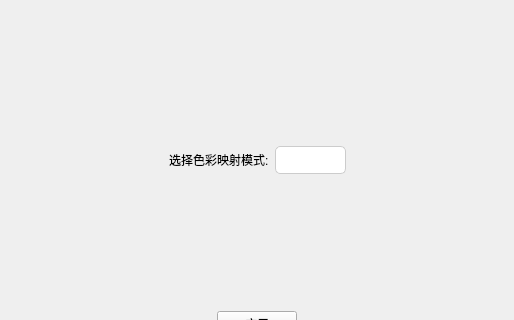
The window that ImageWithUI/ui/colormap.ui (Obj4ct/ImageWithUI) describes before a commit, drawn with Qt 5; both pictures show x 0 to 514 and y 285 to 605 of the 514 by 708 pixel window.
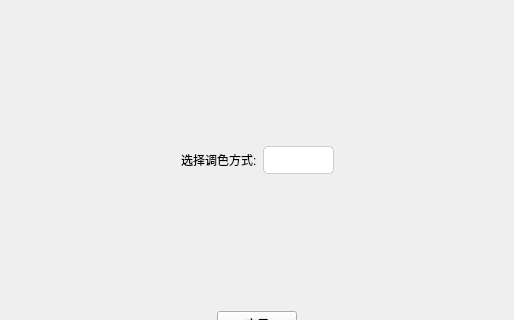
The same window after the commit.

The edit to the form file:
```diff
--- a/ImageWithUI/ui/colormap.ui
+++ b/ImageWithUI/ui/colormap.ui
@@ -92,7 +92,7 @@
             <item>
              <widget class="QLabel" name="label">
               <property name="text">
-               <string>选择色彩映射模式:</string>
+               <string>选择调色方式:</string>
               </property>
              </widget>
             </item>
```
